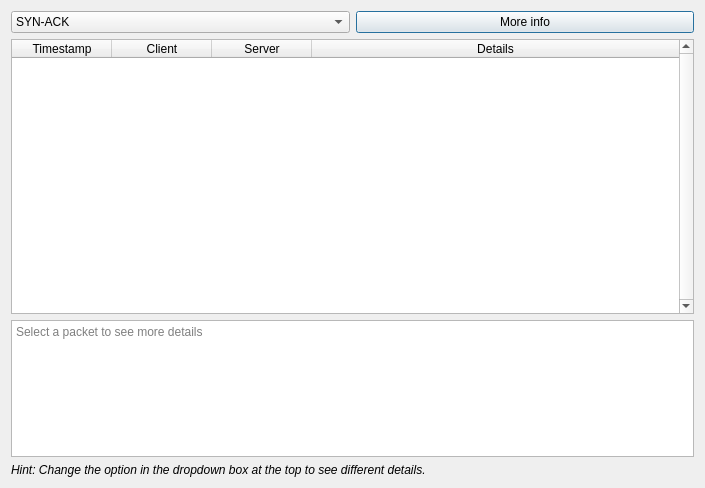
Before: the Qt Designer form sidebysidewindow.ui in AONunan/FinalYearProject, drawn with Qt 5.
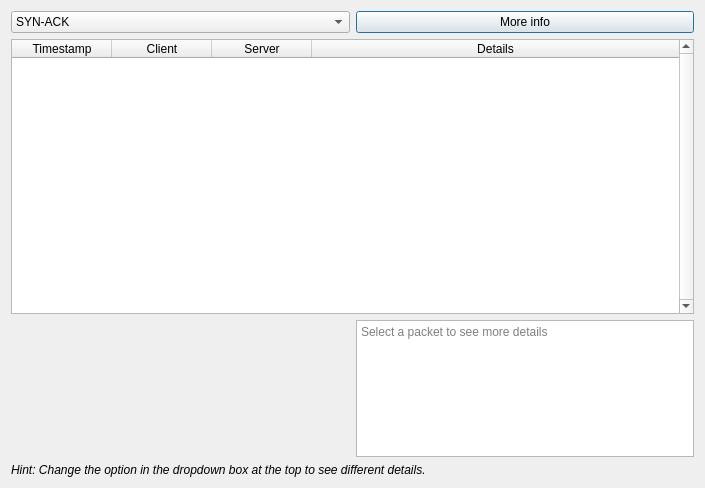
After: the same form once the commit is applied. Custom widgets are drawn as their Qt base class.

Commit message: Added receive window plot

The edit to the form file:
```diff
--- a/sidebysidewindow.ui
+++ b/sidebysidewindow.ui
@@ -105,12 +105,19 @@
       </widget>
      </item>
      <item>
+      <layout class="QHBoxLayout" name="horizontalLayout_2" stretch="1,1">
+       <item>
+        <widget class="QChartView" name="widget_window_size" native="true"/>
+       </item>
+       <item>
       <widget class="QTextBrowser" name="textBrowser_more_details">
        <property name="placeholderText">
         <string>Select a packet to see more details</string>
        </property>
       </widget>
      </item>
+      </layout>
+     </item>
      <item>
       <widget class="QLabel" name="label_hint">
        <property name="font">
@@ -127,6 +134,14 @@
    </item>
   </layout>
  </widget>
+ <customwidgets>
+  <customwidget>
+   <class>QChartView</class>
+   <extends>QWidget</extends>
+   <header>qchartview.h</header>
+   <container>1</container>
+  </customwidget>
+ </customwidgets>
  <resources/>
  <connections/>
 </ui>
```
Lines whose indentation alone changed are shown as unchanged. The commit also changes 3 other files.
